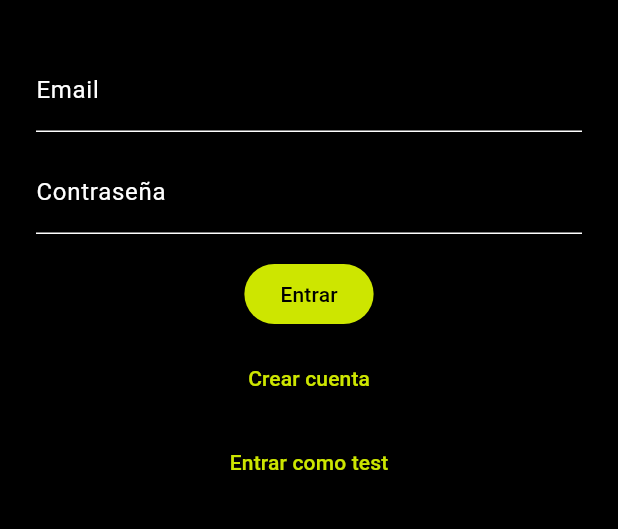
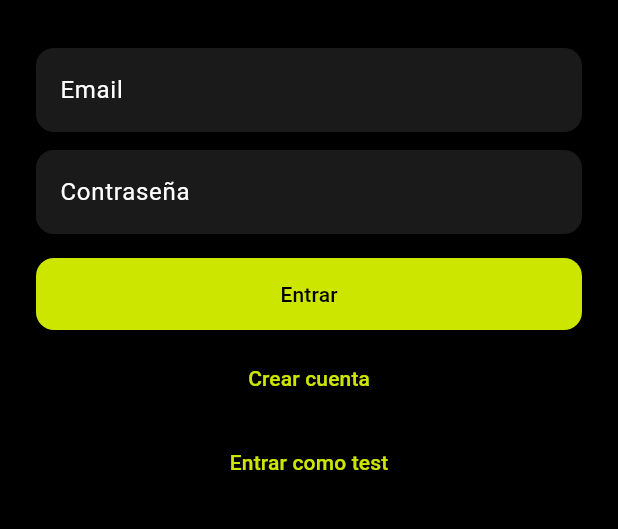
Before and after one commit to Pipedsl/despensa_inteligente, a Flutter app: the screen it shows after launch, on a phone screen of 412 x 824 dp, the part 399-928 px from its top. Run offline on Flutter 3.47's test engine with Material 3 defaults, Android fonts, the phone set to English and light mode, and no system bars; our stand-ins replace firebase_auth, firebase_core, flutter_riverpod, go_router; accounts and stored records are empty; Roboto replaces fonts that are missing (Bricolage Grotesque).

Commit message:
feat(fase-0): wire main.dart to go_router + replace counter widget_test

```diff
--- a/lib/main.dart
+++ b/lib/main.dart
@@ -1,61 +1,35 @@
+import 'package:despensa_inteligente/app/router.dart';
+import 'package:despensa_inteligente/app/theme.dart';
 import 'package:despensa_inteligente/services/auth.service.dart';
+import 'package:firebase_core/firebase_core.dart';
 import 'package:flutter/material.dart';
-import 'package:firebase_core/firebase_core.dart';
 import 'package:flutter_riverpod/flutter_riverpod.dart';
-import 'firebase_options.dart'; // Generado por flutterfire configure
-import 'features/auth/presentation/login_screen.dart'; // Nuestra pantalla inicial
 
-void main() async {
+import 'firebase_options.dart';
+
+Future<void> main() async {
   WidgetsFlutterBinding.ensureInitialized();
-  await Firebase.initializeApp(options: DefaultFirebaseOptions.currentPlatform);
+  await Firebase.initializeApp(
+    options: DefaultFirebaseOptions.currentPlatform,
+  );
   runApp(const ProviderScope(child: DespensaInteligenteApp()));
 }
 
-class DespensaInteligenteApp extends StatelessWidget {
+class DespensaInteligenteApp extends ConsumerWidget {
   const DespensaInteligenteApp({super.key});
 
   @override
-  Widget build(BuildContext context) {
-    // Usamos GoRouter para una navegación robusta si lo deseas,
-    // pero para el MVP usaremos solo navegación básica al inicio.
-    return MaterialApp(
+  Widget build(BuildContext context, WidgetRef ref) {
+    final authState = ref.watch(firebaseAuthStateProvider);
+
+    final router = buildRouter(
+      isLoggedIn: () => authState.asData?.value != null,
+    );
+
+    return MaterialApp.router(
       title: 'DespensaInteligente',
-      theme: ThemeData(
-        // Configuración de nuestro tema con Bricolage Grotesque y colores
-        primaryColor: const Color(0xffcde600), // Nuestro acento
-        fontFamily: 'Bricolage Grotesque',
-        // Estética dark mode inicial
-        scaffoldBackgroundColor: Colors.black,
-        colorScheme: const ColorScheme.dark(
-          primary: Color(0xffcde600),
-          background: Colors.black,
-          onPrimary: Colors.black,
-        ),
-      ),
-      home: const AuthWrapper(), // Widget que decide si ir a Login o Dashboard
+      theme: DespensaTheme.dark(),
+      routerConfig: router,
     );
   }
 }
-
-// Un widget simple que maneja el flujo inicial
-class AuthWrapper extends ConsumerWidget {
-  const AuthWrapper({super.key});
-
-  @override
-  Widget build(BuildContext context, WidgetRef ref) {
-    // Escucha el estado de autenticación (que crearemos en auth_service.dart)
-    final userStream = ref.watch(firebaseAuthStateProvider);
-
-    return userStream.when(
-      data: (user) {
-        if (user == null) {
-          return const LoginScreen(); // Si no hay usuario, vamos al Login
-        }
-        // Si hay usuario, vamos al Dashboard (que crearás tú)
-        return const DashboardScreen();
-      },
-      loading: () => const Center(child: CircularProgressIndicator()),
-      error: (e, stack) => const Center(child: Text("Error de autenticación")),
-    );
-  }
-}
```
Also changed, not shown: 1 other file.
